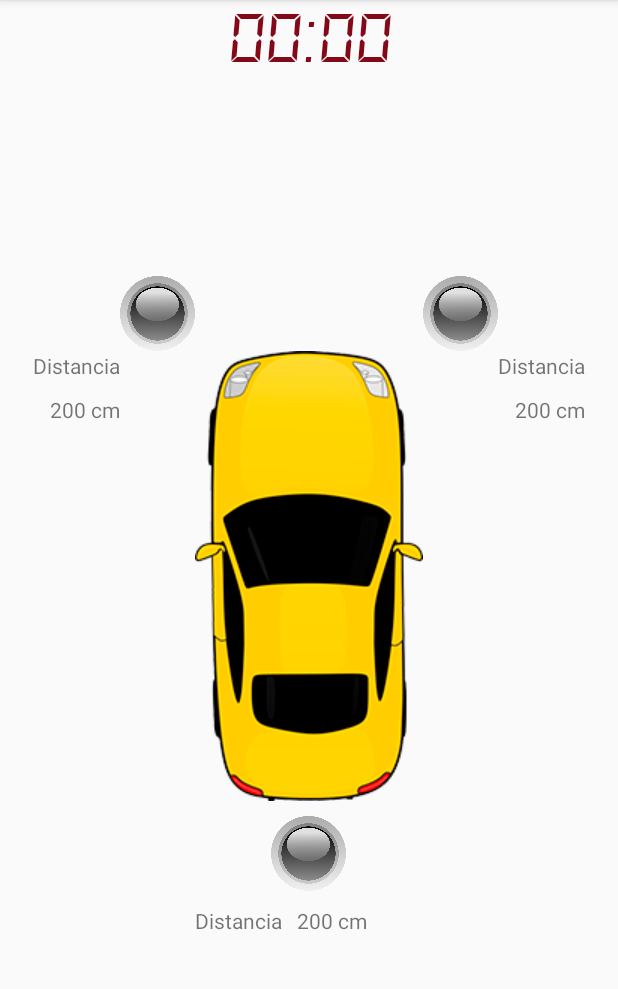
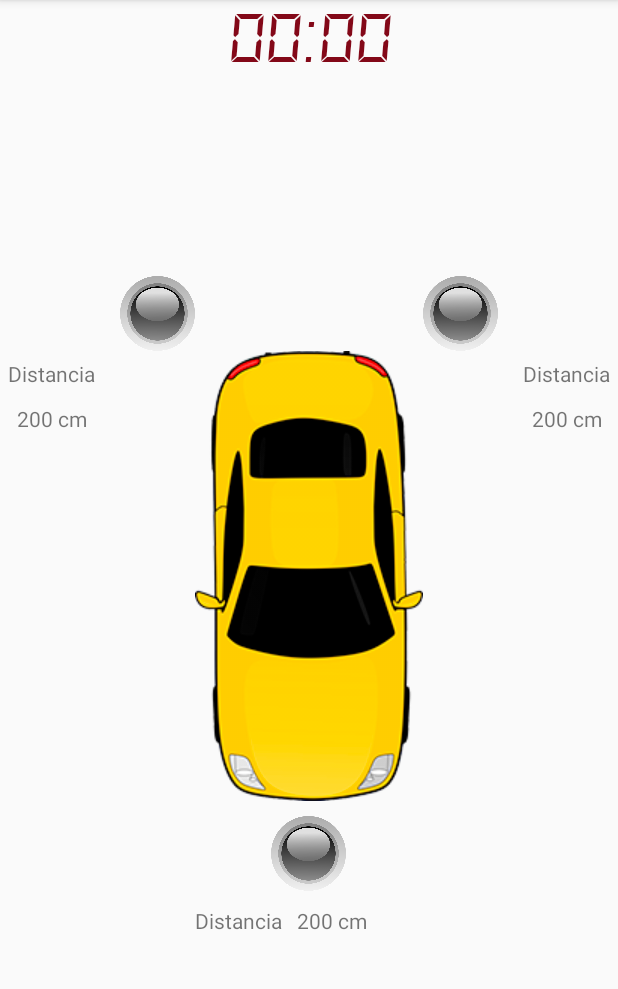
Before and after one commit to Galandrus/EstacionamientoAsistidoApp, an Android app: the UserInterfaz screen opened directly, with no data from a screen before it, on a phone screen of 412 x 824 dp, the part 84-1073 px from its top. Run offline under Robolectric (Android 15) with nearby library versions, the phone set to English and light mode, and no system bars; network calls fail; 6 statements that could not run were skipped.

Commit message:
En teoria termine la comunicacion BT

```diff
--- a/app/src/main/java/ar/edu/unlp/info/pacamag/estacionamientoasistido/actividades/UserInterfaz.java
+++ b/app/src/main/java/ar/edu/unlp/info/pacamag/estacionamientoasistido/actividades/UserInterfaz.java
@@ -1,15 +1,186 @@
 package ar.edu.unlp.info.pacamag.estacionamientoasistido.actividades;
 
+import android.annotation.SuppressLint;
+import android.bluetooth.BluetoothDevice;
+import android.bluetooth.BluetoothSocket;
+import android.content.Intent;
 import android.support.v7.app.AppCompatActivity;
 import android.os.Bundle;
+import android.widget.ImageView;
+import android.widget.TextView;
+import android.widget.Toast;
+
+import java.io.IOException;
+import java.io.InputStream;
+import java.io.OutputStream;
+import android.os.Handler;
 
 import ar.edu.unlp.info.pacamag.estacionamientoasistido.R;
+import ar.edu.unlp.info.pacamag.estacionamientoasistido.bluetooth.BTAdapter;
 
 public class UserInterfaz extends AppCompatActivity {
 
+    TextView timer, distanciaLeft, distanciaRight, distanciaFront;
+    ImageView ledLeft, ledRight, ledFront;
+
+    private BTAdapter btAdapter;
+    private BluetoothSocket btSocket;
+    private ConnectedThread MyConexionBT;
+    private static String address;
+    Handler bluetoothIn;
+    final int handlerState = 0;
+    private StringBuilder recDataString = new StringBuilder();
+
+
+    @SuppressLint("HandlerLeak")
     @Override
     protected void onCreate(Bundle savedInstanceState) {
         super.onCreate(savedInstanceState);
         setContentView(R.layout.activity_user_interfaz);
+
+        //Enlaza los controles con sus respectivas vistas
+        timer=findViewById(R.id.idTimer);
+        distanciaFront=findViewById(R.id.idDistanciaFront);
+        distanciaLeft=findViewById(R.id.idDistanciaLeft);
+        distanciaRight=findViewById(R.id.idDistanciaRight);
+        ledLeft=findViewById(R.id.idLedLeftImagen);
+        ledRight=findViewById(R.id.idLedRightImagen);
+        ledFront=findViewById(R.id.idLedFrontImagen);
+
+        btAdapter = new BTAdapter();
+
+        bluetoothIn = new Handler() {
+//////////////////////////////// VER COMO RECIBIR LAS COSAS /////////////////////
+            public void handleMessage(android.os.Message msg) {
+                if (msg.what == handlerState) {
+                    String readMessage = (String) msg.obj;
+                    recDataString.append(readMessage); //Obtiene el mensaje
+                    int endOfLineIndex = recDataString.indexOf("\n"); // Determina el final de linea
+                    if (endOfLineIndex > 0) {                                           // Se asegura que haya un mensaje
+                        String dataInPrint = recDataString.substring(0, endOfLineIndex);    // Extrae el string
+                        char[] arreglo = dataInPrint.toCharArray();
+                        String datos="";
+                        int index = 1;
+                        for (int i=0;i<dataInPrint.length();i++){
+                            if(arreglo[i] !='#'){
+                                datos+=arreglo[i];
+                            } else {
+                                setearTextoVista(datos, index++);
+                            }
+                        }
+                        recDataString.delete(0, recDataString.length());      //clear all string data
+                    }
+                }
+            }
+        };
+/////////////////////////////////////////////////////////////////////////////////////
+    }
+
+    private void setearTextoVista(String datos, int i) {
+       // EnviarInformacion(String timer, String distanciaLeft, String distanciaRight, String distanciaFront, char ledLeft, char ledRight, char ledFront )
+        switch (i){
+            case 1: setearTimer(datos); break;
+            case 2: distanciaLeft.setText(datos); break;
+            case 3: distanciaRight.setText(datos); break;
+            case 4: distanciaFront.setText(datos); break;
+            case 5: setearLed(datos,1); break;
+            case 6: setearLed(datos,2); break;
+            case 7: setearLed(datos,3); break;
+        }
+    }
+
+    private void setearLed(String datos, int i) {
+        ImageView led = null;
+        switch (i){
+            case 1: led = ledLeft; break;
+            case 2: led = ledRight; break;
+            case 3: led = ledFront; break;
+        }
+        if(datos.equals("1")){
+            //Prendo el Led
+            led.setImageResource(R.drawable.led_off);
+        } else {
+            //Apago el Led
+            led.setImageResource(R.drawable.led_on);
+        }
+    }
+
+    private void setearTimer(String datos) {
+        String minutos = datos.substring(0,1);
+        String segundos = datos.substring(2,3);
+        String tiempo=minutos+":"+segundos;
+        timer.setText(tiempo);
+    }
+
+    @Override
+    protected void onResume() {
+        super.onResume();
+        //Consigue la direccion MAC desde DeviceListActivity via intent
+        Intent intent = getIntent();
+        //Consigue la direccion MAC desde DeviceListActivity via EXTRA
+        address = intent.getStringExtra(ShowDevices.EXTRA_DEVICE_ADDRESS);
+        //Setea la direccion MAC
+        BluetoothDevice device = btAdapter.getDeviceFromMac(address);
+
+        btAdapter.conectarSocket(device,btSocket);
+        MyConexionBT = new ConnectedThread(btSocket);
+        MyConexionBT.start();
+    }
+
+    public void onPause()
+    {
+        super.onPause();
+        btAdapter.desconectarSocket(btSocket);
+    }
+
+    //Crea la clase que permite crear el evento de conexion
+    private class ConnectedThread extends Thread
+    {
+        private final InputStream mmInStream;
+        private final OutputStream mmOutStream;
+
+        public ConnectedThread(BluetoothSocket socket)
+        {
+            InputStream tmpIn = null;
+            OutputStream tmpOut = null;
+            try
+            {
+                tmpIn = socket.getInputStream();
+                tmpOut = socket.getOutputStream();
+            } catch (IOException e) { }
+            mmInStream = tmpIn;
+            mmOutStream = tmpOut;
+        }
+
+        public void run()
+        {
+            byte[] buffer = new byte[256];
+            int bytes;
+
+            // Se mantiene en modo escucha para determinar el ingreso de datos
+            while (true) {
+                try {
+                    bytes = mmInStream.read(buffer);
+                    String readMessage = new String(buffer, 0, bytes);
+                    // Envia los datos obtenidos hacia el evento via handler
+                    bluetoothIn.obtainMessage(handlerState, bytes, -1,readMessage).sendToTarget();
+                } catch (IOException e) {
+                    break;
+                }
+            }
+        }
+        //Envio de trama
+        public void write(String input)
+        {
+            try {
+                mmOutStream.write(input.getBytes());
+            }
+            catch (IOException e)
+            {
+                //si no es posible enviar datos se cierra la conexión
+                Toast.makeText(getBaseContext(), "La Conexión fallo", Toast.LENGTH_LONG).show();
+                finish();
+            }
+        }
     }
 }
--- a/app/src/main/res/layout/activity_user_interfaz.xml
+++ b/app/src/main/res/layout/activity_user_interfaz.xml
@@ -8,14 +8,14 @@
 
 
     <ImageView
-        android:id="@+id/autoImagen"
+        android:id="@+id/idAutoImagen"
         android:layout_width="wrap_content"
         android:layout_height="wrap_content"
         android:layout_centerInParent="true"
         android:src="@drawable/auto" />
 
     <TextView
-        android:id="@+id/timer"
+        android:id="@+id/idTimer"
         style="@style/timer"
         android:layout_width="wrap_content"
         android:layout_height="wrap_content"
@@ -25,82 +25,91 @@
         android:text="@string/timer" />
 
     <ImageView
-        android:id="@+id/ledLeftImagen"
+        android:id="@+id/idLedLeftImagen"
         android:layout_width="50dp"
         android:layout_height="50dp"
-        android:layout_above="@+id/autoImagen"
-        android:layout_toStartOf="@+id/autoImagen"
+        android:layout_above="@+id/idAutoImagen"
+        android:layout_toStartOf="@+id/idAutoImagen"
         android:src="@drawable/led_off" />
 
     <TextView
-        android:id="@+id/distanciaLeft"
+        android:id="@+id/idDistanciaLeftTitulo"
         android:layout_width="wrap_content"
         android:layout_height="wrap_content"
-        android:layout_alignTop="@+id/autoImagen"
-        android:layout_toStartOf="@+id/ledLeftImagen"
-        android:text="@string/Distancia" />
+        android:layout_alignParentStart="true"
+        android:layout_alignTop="@+id/idAutoImagen"
+        android:text="@string/Distancia"
+        android:layout_margin="5dp"/>
 
     <TextView
+        android:id="@+id/idDistanciaLeft"
         android:layout_width="wrap_content"
         android:layout_height="wrap_content"
-        android:layout_alignEnd="@+id/distanciaLeft"
-        android:layout_below="@+id/distanciaLeft"
+        android:layout_alignEnd="@+id/idDistanciaLeftTitulo"
+        android:layout_below="@+id/idDistanciaLeftTitulo"
         android:layout_marginTop="10dp"
-        android:text="@string/ejemploDistancia" />
+        android:text="@string/ejemploDistancia"
+        android:layout_margin="5dp"/>
 
 
     <ImageView
-        android:id="@+id/ledRightImagen"
+        android:id="@+id/idLedRightImagen"
         android:layout_width="50dp"
         android:layout_height="50dp"
-        android:layout_above="@+id/autoImagen"
-        android:layout_toEndOf="@+id/autoImagen"
+        android:layout_above="@+id/idAutoImagen"
+        android:layout_toEndOf="@+id/idAutoImagen"
         android:src="@drawable/led_off" />
 
     <TextView
-        android:id="@+id/distanciaRight"
+        android:id="@+id/idDistanciaRightTitulo"
         android:layout_width="wrap_content"
         android:layout_height="wrap_content"
-        android:layout_alignTop="@+id/autoImagen"
-        android:layout_toEndOf="@+id/ledRightImagen"
-        android:text="@string/Distancia" />
+        android:layout_alignParentEnd="true"
+        android:layout_alignTop="@+id/idAutoImagen"
+        android:text="@string/Distancia"
+        android:layout_margin="5dp"/>
 
     <TextView
+        android:id="@+id/idDistanciaRight"
         android:layout_width="wrap_content"
         android:layout_height="wrap_content"
-        android:layout_alignEnd="@+id/distanciaRight"
-        android:layout_below="@+id/distanciaRight"
+        android:layout_alignEnd="@+id/idDistanciaRightTitulo"
+        android:layout_below="@+id/idDistanciaRightTitulo"
         android:layout_marginTop="10dp"
-        android:text="@string/ejemploDistancia" />
+        android:text="@string/ejemploDistancia"
+        android:layout_margin="5dp"/>
 
 
 
     <ImageView
-        android:id="@+id/ledBackImagen"
+        android:id="@+id/idLedFrontImagen"
         android:layout_width="50dp"
         android:layout_height="50dp"
-        android:layout_below="@+id/autoImagen"
+        android:layout_below="@+id/idAutoImagen"
         android:layout_marginTop="10dp"
         android:layout_centerHorizontal="true"
         android:src="@drawable/led_off" />
 
     <TextView
-        android:id="@+id/distanciaBack"
+        android:id="@+id/idDistanciaFrontTitulo"
         android:layout_width="wrap_content"
         android:layout_height="wrap_content"
         android:layout_alignParentStart="true"
-        android:layout_below="@+id/ledBackImagen"
+        android:layout_below="@+id/idLedFrontImagen"
         android:layout_marginStart="130dp"
         android:layout_marginTop="10dp"
-        android:text="@string/Distancia" />
+        android:text="@string/Distancia"
+/>
 
     <TextView
+        android:id="@+id/idDistanciaFront"
         android:layout_width="wrap_content"
         android:layout_height="wrap_content"
-        android:layout_alignTop="@+id/distanciaBack"
-        android:layout_toRightOf="@id/distanciaBack"
+        android:layout_alignTop="@+id/idDistanciaFrontTitulo"
+        android:layout_toRightOf="@id/idDistanciaFrontTitulo"
         android:layout_marginLeft="10dp"
-        android:text="@string/ejemploDistancia" />
+        android:text="@string/ejemploDistancia"
+/>
 
 
 
--- a/app/src/main/res/layout/device_list_item.xml
+++ b/app/src/main/res/layout/device_list_item.xml
@@ -24,7 +24,7 @@
             android:textSize="15sp"/>
 
         <View
-            android:layout_width="match_parent"
+            android:layout_width="fill_parent"
             android:layout_height="2dp"
             android:background="#000"
             android:layout_margin="10dp"/>
```
Also changed, not shown: app/src/main/java/ar/edu/unlp/info/pacamag/estacionamientoasistido/bluetooth/ConexionServidorThread.java (deleted, +0 -48 lines), app/src/main/java/ar/edu/unlp/info/pacamag/estacionamientoasistido/bluetooth/ConexionThread.java (deleted, +0 -82 lines), app/src/main/java/ar/edu/unlp/info/pacamag/estacionamientoasistido/bluetooth/ManejarConexionThread.java (deleted, +0 -28 lines), app/src/main/res/drawable/auto.png.
